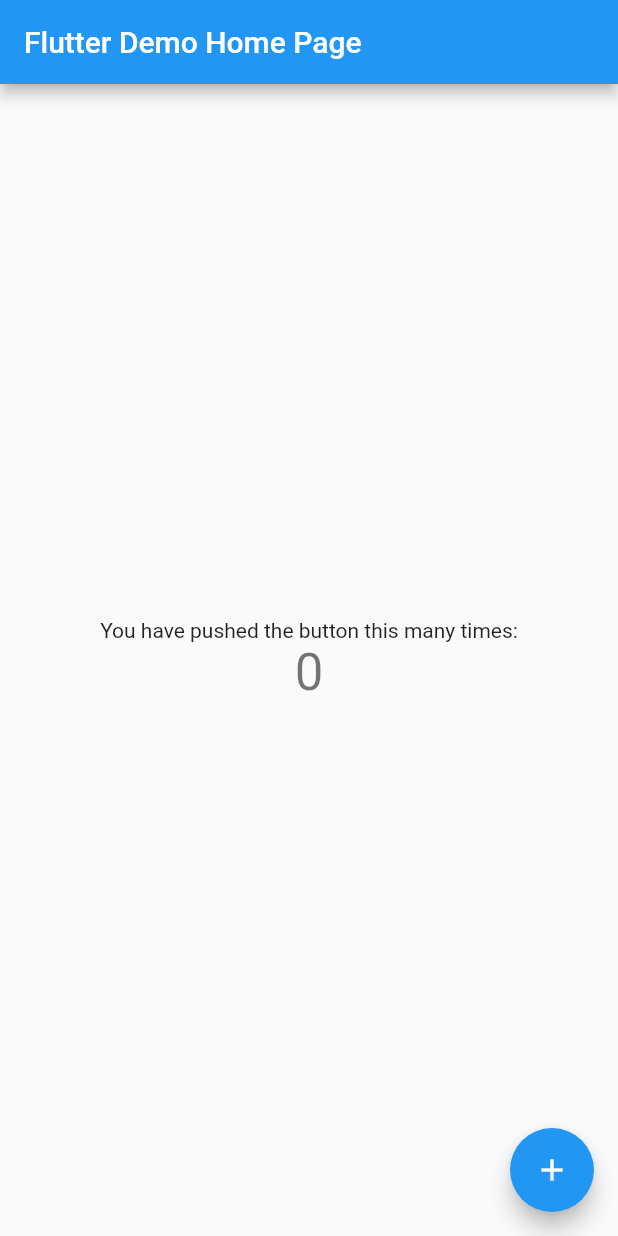
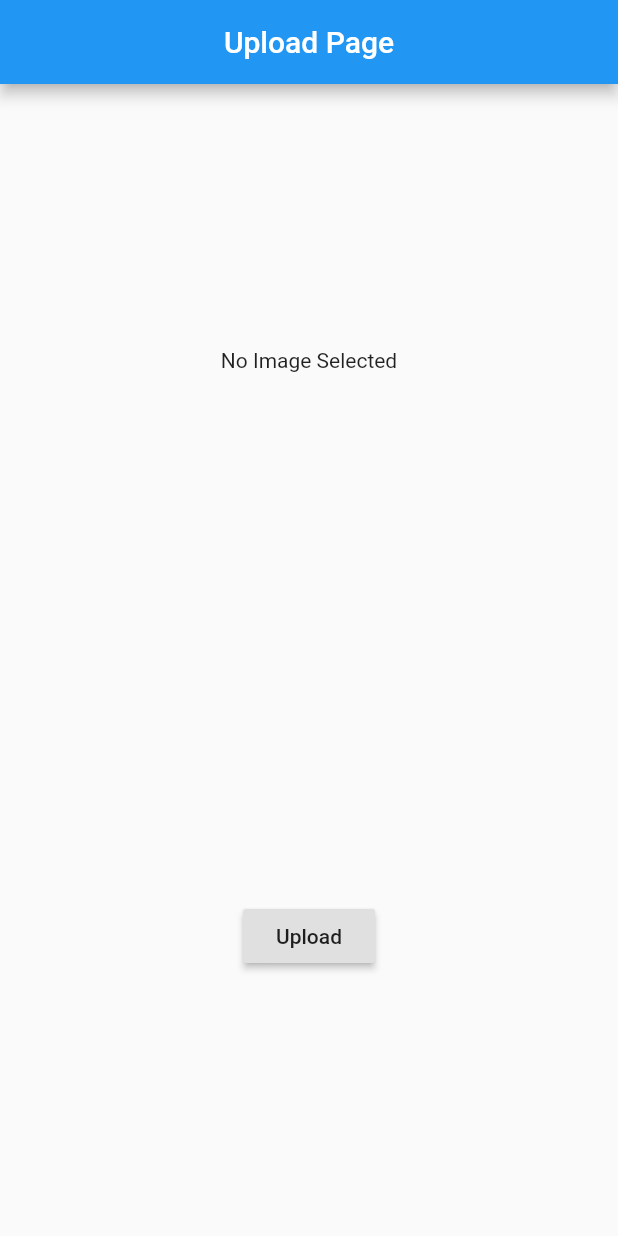
Before and after one commit to Harshal12355/camera_app, a Flutter app: the screen it shows after launch, on a phone screen of 412 x 824 dp. Run offline on Flutter 3.47's test engine with Material 2 defaults, Android fonts, the phone set to English and light mode, and no system bars; our stand-ins replace image_picker.

Commit message:
Added image picker from the gallery and the camera

```diff
--- a/lib/main.dart
+++ b/lib/main.dart
@@ -1,8 +1,13 @@
+import 'dart:io';
+
 import 'package:flutter/material.dart';
+import 'package:image_picker/image_picker.dart';
 
 void main() {
   runApp(MyApp());
 }
+
+
 
 class MyApp extends StatelessWidget {
   // This widget is the root of your application.
@@ -10,108 +15,80 @@ class MyApp extends StatelessWidget {
   Widget build(BuildContext context) {
     return MaterialApp(
       title: 'Flutter Demo',
-      theme: ThemeData(
-        // This is the theme of your application.
-        //
-        // Try running your application with "flutter run". You'll see the
-        // application has a blue toolbar. Then, without quitting the app, try
-        // changing the primarySwatch below to Colors.green and then invoke
-        // "hot reload" (press "r" in the console where you ran "flutter run",
-        // or simply save your changes to "hot reload" in a Flutter IDE).
-        // Notice that the counter didn't reset back to zero; the application
-        // is not restarted.
-        primarySwatch: Colors.blue,
-        // This makes the visual density adapt to the platform that you run
-        // the app on. For desktop platforms, the controls will be smaller and
-        // closer together (more dense) than on mobile platforms.
-        visualDensity: VisualDensity.adaptivePlatformDensity,
-      ),
-      home: MyHomePage(title: 'Flutter Demo Home Page'),
+      home: LandingScreen(),
     );
   }
 }
 
-class MyHomePage extends StatefulWidget {
-  MyHomePage({Key key, this.title}) : super(key: key);
-
-  // This widget is the home page of your application. It is stateful, meaning
-  // that it has a State object (defined below) that contains fields that affect
-  // how it looks.
-
-  // This class is the configuration for the state. It holds the values (in this
-  // case the title) provided by the parent (in this case the App widget) and
-  // used by the build method of the State. Fields in a Widget subclass are
-  // always marked "final".
-
-  final String title;
-
+class LandingScreen extends StatefulWidget {
   @override
-  _MyHomePageState createState() => _MyHomePageState();
+  _LandingScreenState createState() => _LandingScreenState();
 }
 
-class _MyHomePageState extends State<MyHomePage> {
-  int _counter = 0;
+class _LandingScreenState extends State<LandingScreen> {
 
-  void _incrementCounter() {
-    setState(() {
-      // This call to setState tells the Flutter framework that something has
-      // changed in this State, which causes it to rerun the build method below
-      // so that the display can reflect the updated values. If we changed
-      // _counter without calling setState(), then the build method would not be
-      // called again, and so nothing would appear to happen.
-      _counter++;
+  File imageFile;
+
+  _openGallery () async{
+      imageFile = await ImagePicker.pickImage(source: ImageSource.gallery);
+      this.setState(() {
+      });
+  }
+
+  _openCamera () async {
+      imageFile = await ImagePicker.pickImage(source: ImageSource.camera);
+      this.setState(() {
+      });
+  }
+
+  Future<void> _showChoiceDialogue(BuildContext context){
+    return showDialog(context: context, builder: (BuildContext context) {
+      return AlertDialog(
+        title: Text("Choose Option"),
+        content: SingleChildScrollView(
+            child: ListBody(
+              children: <Widget>[
+                GestureDetector(
+                  child: Text("Open Gallery"),
+                  onTap: () {
+                    _openGallery();
+                  },
+                ),
+                Padding(padding: EdgeInsets.all(8.0)),
+                GestureDetector(
+                  child: Text("Open Camera"),
+                  onTap: () {
+                    _openCamera();
+                  },
+                ),
+              ],
+            )
+        ),
+      );
     });
   }
 
   @override
   Widget build(BuildContext context) {
-    // This method is rerun every time setState is called, for instance as done
-    // by the _incrementCounter method above.
-    //
-    // The Flutter framework has been optimized to make rerunning build methods
-    // fast, so that you can just rebuild anything that needs updating rather
-    // than having to individually change instances of widgets.
     return Scaffold(
       appBar: AppBar(
-        // Here we take the value from the MyHomePage object that was created by
-        // the App.build method, and use it to set our appbar title.
-        title: Text(widget.title),
+        title: Text("Upload Page"),
+        centerTitle: true,
       ),
       body: Center(
-        // Center is a layout widget. It takes a single child and positions it
-        // in the middle of the parent.
         child: Column(
-          // Column is also a layout widget. It takes a list of children and
-          // arranges them vertically. By default, it sizes itself to fit its
-          // children horizontally, and tries to be as tall as its parent.
-          //
-          // Invoke "debug painting" (press "p" in the console, choose the
-          // "Toggle Debug Paint" action from the Flutter Inspector in Android
-          // Studio, or the "Toggle Debug Paint" command in Visual Studio Code)
-          // to see the wireframe for each widget.
-          //
-          // Column has various properties to control how it sizes itself and
-          // how it positions its children. Here we use mainAxisAlignment to
-          // center the children vertically; the main axis here is the vertical
-          // axis because Columns are vertical (the cross axis would be
-          // horizontal).
-          mainAxisAlignment: MainAxisAlignment.center,
+          mainAxisAlignment: MainAxisAlignment.spaceAround,
           children: <Widget>[
-            Text(
-              'You have pushed the button this many times:',
-            ),
-            Text(
-              '$_counter',
-              style: Theme.of(context).textTheme.headline4,
+            Text("No Image Selected"),
+            RaisedButton(
+                onPressed: () {
+                  _showChoiceDialogue(context);
+                },
+                child: Text("Upload"),
             ),
           ],
         ),
       ),
-      floatingActionButton: FloatingActionButton(
-        onPressed: _incrementCounter,
-        tooltip: 'Increment',
-        child: Icon(Icons.add),
-      ), // This trailing comma makes auto-formatting nicer for build methods.
     );
   }
 }
--- a/pubspec.yaml
+++ b/pubspec.yaml
@@ -21,6 +21,7 @@ environment:
   sdk: ">=2.7.0 <3.0.0"
 
 dependencies:
+  image_picker:
   flutter:
     sdk: flutter
 
```
Also changed, not shown: pubspec.lock.
